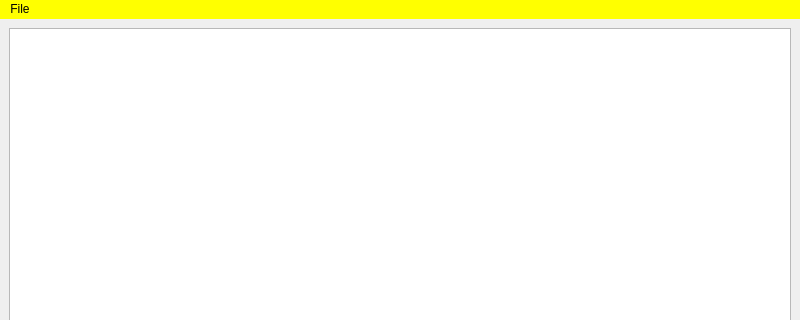
First picture: the form in mainwindow.ui, repository Mallocnick/3sem, before the edit; both pictures show x 0 to 800 and y 0 to 320 of the 800 by 600 pixel window.
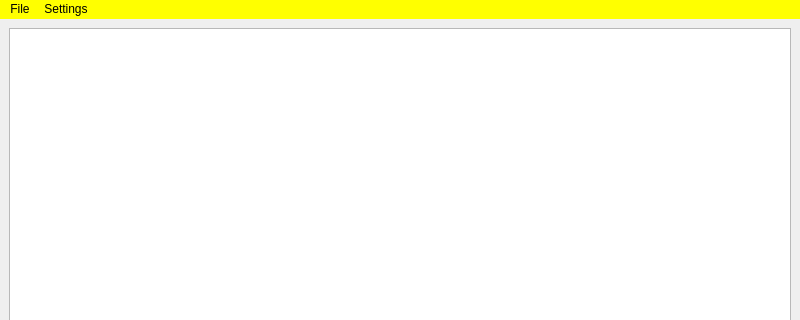
Second picture: the form after the edit.

Patch:
```diff
--- a/mainwindow.ui
+++ b/mainwindow.ui
@@ -11,21 +11,15 @@
    </rect>
   </property>
   <property name="sizePolicy">
-   <sizepolicy hsizetype="Fixed" vsizetype="Fixed">
+   <sizepolicy hsizetype="Preferred" vsizetype="Preferred">
     <horstretch>0</horstretch>
     <verstretch>0</verstretch>
    </sizepolicy>
   </property>
   <property name="minimumSize">
    <size>
-    <width>800</width>
-    <height>600</height>
-   </size>
-  </property>
-  <property name="maximumSize">
-   <size>
-    <width>800</width>
-    <height>600</height>
+    <width>200</width>
+    <height>100</height>
    </size>
   </property>
   <property name="windowTitle">
@@ -80,7 +74,22 @@
     <addaction name="separator"/>
     <addaction name="actionExit"/>
    </widget>
+   <widget class="QMenu" name="menuSettings">
+    <property name="styleSheet">
+     <string notr="true">color: black;
+background-color: rgb(198, 229, 250);
+selection-color: red;
+selection-background-color:yellow;
+font: 57 10pt &quot;JetBrains Mono Medium&quot;;
+</string>
+    </property>
+    <property name="title">
+     <string>Settings</string>
+    </property>
+    <addaction name="actionLanguage"/>
+   </widget>
    <addaction name="menuFile"/>
+   <addaction name="menuSettings"/>
   </widget>
   <widget class="QStatusBar" name="statusbar"/>
   <action name="actionAbout">
```
Left out of the diff: 13 changed lines with no effect on the pictures.
